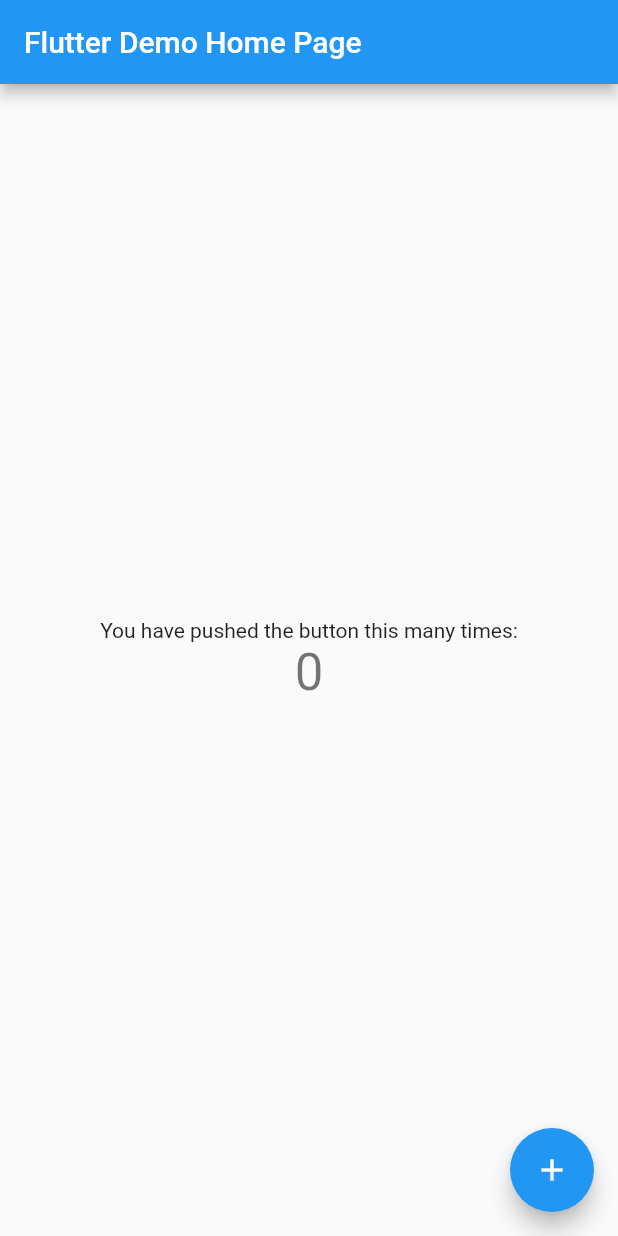
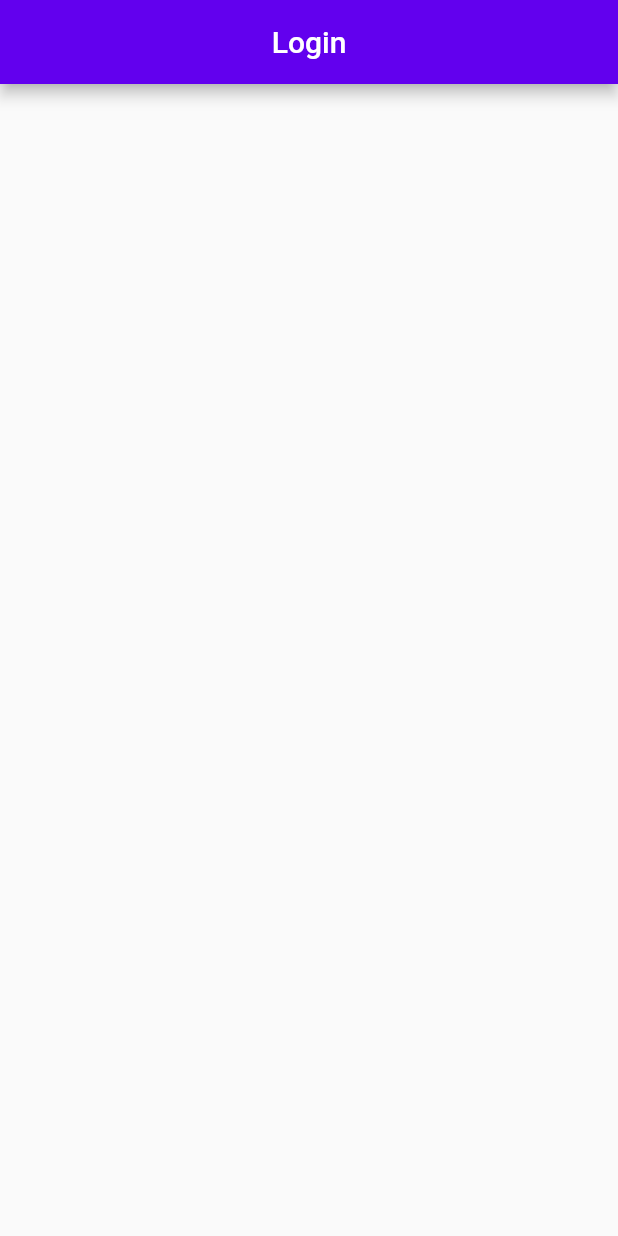
Before and after one commit to RezaHeidary/last_app, a Flutter app: the screen it shows after launch, on a phone screen of 412 x 824 dp. Run offline on Flutter 3.47's test engine with Material 2 defaults, Android fonts, the phone set to English and light mode, and no system bars; our stand-ins replace get.

Commit message:
add  Locale and theme

```diff
--- /dev/null
+++ b/lib/core/themes/themes.dart
@@ -0,0 +1,6 @@
+import 'package:flutter/material.dart';
+
+class Themes {
+  static final lightTheme = ThemeData(colorScheme: const ColorScheme.light());
+  static final darkTheme = ThemeData(colorScheme: const ColorScheme.dark());
+}
--- /dev/null
+++ b/lib/core/values/languegs/languegs.dart
@@ -0,0 +1,25 @@
+import 'package:get/get.dart';
+
+class Messages extends Translations {
+  @override
+  Map<String, Map<String, String>> get keys => {
+        'en_US': {
+          'appShop': 'Shop',
+          'appAdd': 'Add',
+          'appLogin': 'Login',
+          'appCode': 'Code',
+          'appProduct': 'Product',
+          'appAddManagement': 'Add Management',
+          'appBasket': 'Basket'
+        },
+        'fa_IR': {
+          'appShop': 'فروشگاه',
+          'appAdd': 'افزودن',
+          'appLogin': 'ورود',
+          'appCode': 'کد ارسال شده',
+          'appProduct': 'محصولات',
+          'appAddManagement': 'مدیریت محصولات',
+          'appBasket': 'سبد خرید'
+        }
+      };
+}
--- a/lib/main.dart
+++ b/lib/main.dart
@@ -1,4 +1,9 @@
 import 'package:flutter/material.dart';
+import 'package:get/get.dart';
+import 'package:last_app/core/themes/themes.dart';
+import 'package:last_app/core/values/languegs/languegs.dart';
+import 'package:last_app/routes/pages.dart';
+import 'package:last_app/routes/routes.dart';
 
 void main() {
   runApp(const MyApp());
@@ -10,88 +15,15 @@ class MyApp extends StatelessWidget {
   // This widget is the root of your application.
   @override
   Widget build(BuildContext context) {
-    return MaterialApp(
+    return GetMaterialApp(
       title: 'Flutter Demo',
-      theme: ThemeData(
-        primarySwatch: Colors.blue,
-      ),
-      home: const MyHomePage(title: 'Flutter Demo Home Page'),
+      translations: Messages(), // your translations
+      locale: const Locale('en', 'US'),
+      fallbackLocale: const Locale('fa', 'IR'),
+      theme: Themes.lightTheme,
+      darkTheme: Themes.darkTheme,
+      initialRoute: NamedRoute.initialRoute,
+      getPages: Pages.pages,
     );
   }
 }
-
-class MyHomePage extends StatefulWidget {
-  const MyHomePage({super.key, required this.title});
-
-  final String title;
-
-  @override
-  State<MyHomePage> createState() => _MyHomePageState();
-}
-
-class _MyHomePageState extends State<MyHomePage> {
-  int _counter = 0;
-
-  void _incrementCounter() {
-    setState(() {
-      // This call to setState tells the Flutter framework that something has
-      // changed in this State, which causes it to rerun the build method below
-      // so that the display can reflect the updated values. If we changed
-      // _counter without calling setState(), then the build method would not be
-      // called again, and so nothing would appear to happen.
-      _counter++;
-    });
-  }
-
-  @override
-  Widget build(BuildContext context) {
-    // This method is rerun every time setState is called, for instance as done
-    // by the _incrementCounter method above.
-    //
-    // The Flutter framework has been optimized to make rerunning build methods
-    // fast, so that you can just rebuild anything that needs updating rather
-    // than having to individually change instances of widgets.
-    return Scaffold(
-      appBar: AppBar(
-        // Here we take the value from the MyHomePage object that was created by
-        // the App.build method, and use it to set our appbar title.
-        title: Text(widget.title),
-      ),
-      body: Center(
-        // Center is a layout widget. It takes a single child and positions it
-        // in the middle of the parent.
-        child: Column(
-          // Column is also a layout widget. It takes a list of children and
-          // arranges them vertically. By default, it sizes itself to fit its
-          // children horizontally, and tries to be as tall as its parent.
-          //
-          // Invoke "debug painting" (press "p" in the console, choose the
-          // "Toggle Debug Paint" action from the Flutter Inspector in Android
-          // Studio, or the "Toggle Debug Paint" command in Visual Studio Code)
-          // to see the wireframe for each widget.
-          //
-          // Column has various properties to control how it sizes itself and
-          // how it positions its children. Here we use mainAxisAlignment to
-          // center the children vertically; the main axis here is the vertical
-          // axis because Columns are vertical (the cross axis would be
-          // horizontal).
-          mainAxisAlignment: MainAxisAlignment.center,
-          children: <Widget>[
-            const Text(
-              'You have pushed the button this many times:',
-            ),
-            Text(
-              '$_counter',
-              style: Theme.of(context).textTheme.headline4,
-            ),
-          ],
-        ),
-      ),
-      floatingActionButton: FloatingActionButton(
-        onPressed: _incrementCounter,
-        tooltip: 'Increment',
-        child: const Icon(Icons.add),
-      ), // This trailing comma makes auto-formatting nicer for build methods.
-    );
-  }
-}
--- /dev/null
+++ b/lib/modules/login/view/login_view.dart
@@ -0,0 +1,16 @@
+import 'package:flutter/material.dart';
+import 'package:get/get.dart';
+
+class LoginView extends StatelessWidget {
+  const LoginView({super.key});
+
+  @override
+  Widget build(BuildContext context) {
+    return Scaffold(
+      appBar: AppBar(
+        title: Text("appLogin".tr),
+        centerTitle: true,
+      ),
+    );
+  }
+}
--- /dev/null
+++ b/lib/routes/pages.dart
@@ -0,0 +1,4 @@
+class NamedRoute {
+  NamedRoute._();
+  static String initialRoute = "/";
+}
--- /dev/null
+++ b/lib/routes/routes.dart
@@ -0,0 +1,14 @@
+import 'package:get/get.dart';
+import 'package:last_app/modules/login/view/login_view.dart';
+import 'package:last_app/routes/pages.dart';
+
+class Pages {
+  Pages._();
+
+  static List<GetPage<dynamic>> pages = [
+    GetPage(
+      name: NamedRoute.initialRoute,
+      page: () => const LoginView(),
+    ),
+  ];
+}
```
Also changed, not shown: lib/modules/login/screen/login_screen.dart (added).
